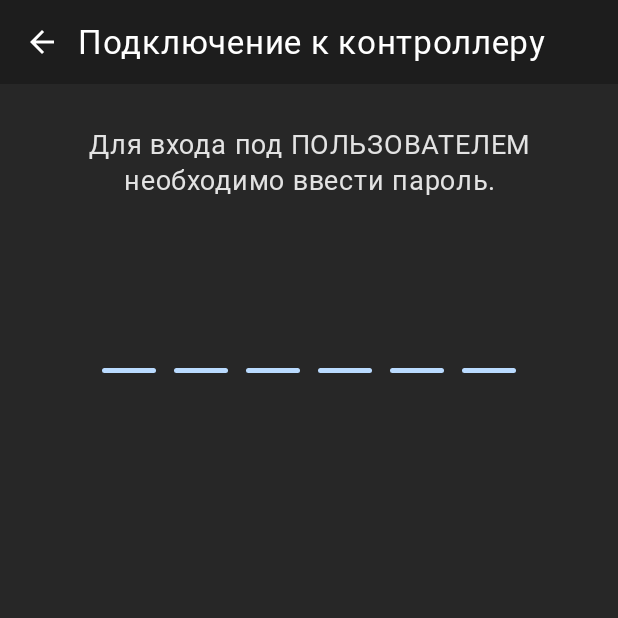
After one commit to VopRos-ZP/CityronCompose, an Android app built with Jetpack Compose: the composable AuthRoleScreen called with empty values, on a phone screen of 412 x 824 dp, the top half of it. The commit adds this screen. Run offline under Robolectric (Android 15) with nearby library versions, the phone set to English and light mode, and no system bars; our stand-ins replace Dagger/Hilt's generated code; network calls fail; 1 statement that could not run was skipped.

Commit message:
Добавление экранов: Входа и ввода пароля при добавлении контроллера

```diff
--- a/app/src/main/java/ru/cityron/presentation/components/CodeField.kt
+++ b/app/src/main/java/ru/cityron/presentation/components/CodeField.kt
@@ -16,7 +16,6 @@ import androidx.compose.material.Text
 import androidx.compose.runtime.Composable
 import androidx.compose.ui.Alignment
 import androidx.compose.ui.Modifier
-import androidx.compose.ui.graphics.Brush
 import androidx.compose.ui.graphics.Color
 import androidx.compose.ui.graphics.SolidColor
 import androidx.compose.ui.text.input.KeyboardType
@@ -30,15 +29,14 @@ fun CodeField(
     value: String,
     length: Int,
     modifier: Modifier = Modifier,
-    boxWidth: Dp = 38.dp,
-    boxHeight: Dp = 48.dp,
+    boxWidth: Dp = 36.dp,
     enabled: Boolean = true,
     keyboardOptions: KeyboardOptions = KeyboardOptions(keyboardType = KeyboardType.Number),
     keyboardActions: KeyboardActions = KeyboardActions(),
     onValueChange: (String) -> Unit,
-    cursorColor: Color = Color.Black,
+    cursorColor: Color = MaterialTheme.colors.onPrimary,
+    spaceBetweenBoxes: Dp = 12.dp,
 ) {
-    val spaceBetweenBoxes = 8.dp
     BasicTextField(
         modifier = modifier,
         value = value,
@@ -54,10 +52,7 @@ fun CodeField(
         cursorBrush = SolidColor(cursorColor),
         decorationBox = {
             Row(
-                modifier = Modifier.size(
-                    width = (boxWidth + spaceBetweenBoxes) * length,
-                    height = boxHeight
-                ),
+                modifier = Modifier.width(boxWidth * length + spaceBetweenBoxes * (length - 1)),
                 horizontalArrangement = Arrangement.spacedBy(spaceBetweenBoxes),
             ) {
                 repeat(length) { index ->
@@ -72,7 +67,7 @@ fun CodeField(
                         )
                         Box(
                             modifier = Modifier
-                                .size(boxWidth, 2.dp)
+                                .size(boxWidth, 3.dp)
                                 .background(
                                     color = MaterialTheme.colors.primaryVariant,
                                     shape = RoundedCornerShape(3.dp)
@@ -81,5 +76,6 @@ fun CodeField(
                     }
                 }
             }
-        })
+        }
+    )
 }
--- a/app/src/main/java/ru/cityron/presentation/navigation/Screen.kt
+++ b/app/src/main/java/ru/cityron/presentation/navigation/Screen.kt
@@ -7,8 +7,10 @@ sealed class Screen(val route: String) {
     data object Find : Screen(ROUTE_FIND)
     data object AddController : Screen(ROUTE_ADD_CONTROLLER)
     data object AddCustom : Screen(ROUTE_ADD_CUSTOM)
+    data class AuthRole(val role: Int) : Screen("$ROUTE_AUTH/$role")
+
     data object ChangeName : Screen(ROUTE_CHANGE_NAME)
-    data object Auth : Screen(ROUTE_CHANGE_NAME)
+    data object Auth : Screen(ROUTE_AUTH)
     data object Algo : Screen(ROUTE_ALGO)
     data object Alarms : Screen(ROUTE_ALARMS)
     data object Controller : Screen(ROUTE_CONTROLLER)
@@ -43,6 +45,7 @@ sealed class Screen(val route: String) {
         const val ROUTE_FIND = "find"
         const val ROUTE_ADD_CONTROLLER = "add_controller"
         const val ROUTE_ADD_CUSTOM = "add_custom"
+        const val ROUTE_AUTH = "auth"
         const val ROUTE_CHANGE_NAME = "change_name"
         const val ROUTE_ALERTS = "alerts"
         const val ROUTE_ALARMS = "alarms"
--- a/app/src/main/java/ru/cityron/presentation/navigation/graph/RootNavGraph.kt
+++ b/app/src/main/java/ru/cityron/presentation/navigation/graph/RootNavGraph.kt
@@ -22,6 +22,7 @@ fun RootNavGraph(
     onSettingsClick: () -> Unit,
     onChangeName: () -> Unit,
     onAuthClick: () -> Unit,
+    onAuthRoleClick: (Screen) -> Unit,
     onAlgoClick: () -> Unit,
     onAlarmClick: () -> Unit,
     onControllerClick: () -> Unit,
@@ -49,7 +50,9 @@ fun RootNavGraph(
             onDrawer = onDrawer,
             onBack = onBack,
             onAddClick = onAddClick,
-            onCustomClick = onCustomClick
+            onCustomClick = onCustomClick,
+            onAuthClick = onAuthClick,
+            onAuthRoleClick = onAuthRoleClick
         )
         controllers.forEach { controller ->
             if (controller.name.startsWith("M3")) {
--- /dev/null
+++ b/app/src/main/java/ru/cityron/presentation/screens/addController/AddControllerViewIntent.kt
@@ -0,0 +1,5 @@
+package ru.cityron.presentation.screens.addController
+
+sealed interface AddControllerViewIntent {
+    data class OnCodeChange(val value: String) : AddControllerViewIntent
+}
--- /dev/null
+++ b/app/src/main/java/ru/cityron/presentation/screens/addController/AddControllerViewState.kt
@@ -0,0 +1,5 @@
+package ru.cityron.presentation.screens.addController
+
+data class AddControllerViewState(
+    val code: String = "",
+)
--- /dev/null
+++ b/app/src/main/java/ru/cityron/presentation/screens/auth/role/AuthRoleScreen.kt
@@ -0,0 +1,54 @@
+package ru.cityron.presentation.screens.auth.role
+
+import androidx.compose.foundation.layout.Arrangement
+import androidx.compose.foundation.layout.Column
+import androidx.compose.foundation.layout.fillMaxSize
+import androidx.compose.foundation.layout.padding
+import androidx.compose.foundation.text.KeyboardOptions
+import androidx.compose.material.MaterialTheme
+import androidx.compose.material.Text
+import androidx.compose.runtime.Composable
+import androidx.compose.runtime.collectAsState
+import androidx.compose.runtime.getValue
+import androidx.compose.ui.Alignment
+import androidx.compose.ui.Modifier
+import androidx.compose.ui.res.stringArrayResource
+import androidx.compose.ui.text.input.KeyboardType
+import androidx.compose.ui.text.style.TextAlign
+import androidx.compose.ui.unit.dp
+import androidx.hilt.navigation.compose.hiltViewModel
+import ru.cityron.R
+import ru.cityron.presentation.components.BackScaffold
+import ru.cityron.presentation.components.CodeField
+
+@Composable
+fun AuthRoleScreen(
+    onClick: () -> Unit, id: Int,
+    viewModel: AuthRoleViewModel = hiltViewModel()
+) {
+    val roleTitled = stringArrayResource(id = R.array.auth_role_title)[id]
+    val state by viewModel.state().collectAsState()
+    BackScaffold(
+        title = "Подключение к контроллеру",
+        onClick = onClick
+    ) {
+        Column(
+            modifier = Modifier.fillMaxSize().padding(top = 30.dp, start = 20.dp, end = 20.dp),
+            verticalArrangement = Arrangement.spacedBy(72.dp),
+            horizontalAlignment = Alignment.CenterHorizontally
+        ) {
+            Text(
+                text = "Для входа под $roleTitled необходимо ввести пароль.",
+                style = MaterialTheme.typography.h4.copy(
+                    textAlign = TextAlign.Center
+                )
+            )
+            CodeField(
+                value = state.password,
+                length = state.length,
+                keyboardOptions = KeyboardOptions.Default.copy(keyboardType = KeyboardType.Password),
+                onValueChange = { viewModel.intent(AuthRoleViewIntent.OnPasswordChange(it)) }
+            )
+        }
+    }
+}
--- /dev/null
+++ b/app/src/main/java/ru/cityron/presentation/screens/auth/role/AuthRoleViewIntent.kt
@@ -0,0 +1,5 @@
+package ru.cityron.presentation.screens.auth.role
+
+sealed interface AuthRoleViewIntent {
+    data class OnPasswordChange(val value: String) : AuthRoleViewIntent
+}
--- /dev/null
+++ b/app/src/main/java/ru/cityron/presentation/screens/auth/role/AuthRoleViewModel.kt
@@ -0,0 +1,24 @@
+package ru.cityron.presentation.screens.auth.role
+
+import dagger.hilt.android.lifecycle.HiltViewModel
+import ru.cityron.presentation.mvi.BaseSharedViewModel
+import javax.inject.Inject
+
+@HiltViewModel
+class AuthRoleViewModel @Inject constructor(
+
+) : BaseSharedViewModel<AuthRoleViewState, Any, AuthRoleViewIntent>(
+    initialState = AuthRoleViewState()
+) {
+
+    override fun intent(viewEvent: AuthRoleViewIntent) {
+        when (viewEvent) {
+            is AuthRoleViewIntent.OnPasswordChange -> onPasswordChange(viewEvent.value)
+        }
+    }
+
+    private fun onPasswordChange(value: String) {
+        viewState = viewState.copy(password = value)
+    }
+
+}
--- /dev/null
+++ b/app/src/main/java/ru/cityron/presentation/screens/auth/role/AuthRoleViewState.kt
@@ -0,0 +1,6 @@
+package ru.cityron.presentation.screens.auth.role
+
+data class AuthRoleViewState(
+    val password: String = "",
+    val length: Int = 6,
+)
--- a/app/src/main/java/ru/cityron/presentation/screens/find/FindScreen.kt
+++ b/app/src/main/java/ru/cityron/presentation/screens/find/FindScreen.kt
@@ -56,7 +56,7 @@ fun FindScreen(
                         ControllerItem(
                             controller = controller,
                             added = added,
-                            onClick = { viewModel.intent(FindViewIntent.OnAddClick(controller)) }
+                            onClick = { onAddClick(controller) /*viewModel.intent(FindViewIntent.OnAddClick(controller))*/ }
                         )
                     }
                 }
--- a/app/src/main/java/ru/cityron/presentation/screens/root/RootScreen.kt
+++ b/app/src/main/java/ru/cityron/presentation/screens/root/RootScreen.kt
@@ -117,6 +117,7 @@ fun RootScreen(
             onSettingsClick = { navigationState.navigate(Screen.Settings.route) },
             onChangeName = { navigationState.navigate(Screen.ChangeName.route) },
             onAuthClick = { navigationState.navigate(Screen.Auth.route) },
+            onAuthRoleClick = { navigationState.navigate(it.route) },
             onAlgoClick = { navigationState.navigate(Screen.Algo.route) },
             onAlarmClick = { navigationState.navigate(Screen.Alarms.route) },
             onControllerClick = { navigationState.navigate(Screen.Controller.route) },
--- a/app/src/main/res/values/strings.xml
+++ b/app/src/main/res/values/strings.xml
@@ -6,6 +6,16 @@
     <string name="contains_add_controller">Устройство уже существует в списоке.</string>
     <string name="error_add_controller">Устройство не найдено.</string>
     <string name="error_save_settings">Не удалось применить настройки.</string>
+
+    <string-array name="auth_role">
+        <item>Пользователь</item>
+        <item>Алминистратор</item>
+    </string-array>
+
+    <string-array name="auth_role_title">
+        <item>ПОЛЬЗОВАТЕЛЕМ</item>
+        <item>АДМИНИСТРАТОРОМ</item>
+    </string-array>
 
     <string-array name="sources">
         <item>Журнал контроллера</item>
--- a/gradle/libs.versions.toml
+++ b/gradle/libs.versions.toml
@@ -1,9 +1,9 @@
 [versions]
-agp = "8.5.1"
+agp = "8.5.2"
 kotlin = "1.9.23"
 coreKtx = "1.13.1"
-lifecycleRuntimeKtx = "2.8.3"
-activityCompose = "1.9.0"
+lifecycleRuntimeKtx = "2.8.4"
+activityCompose = "1.9.1"
 composeBom = "2024.06.00"
 navigation = "2.7.7"
 json = "1.6.3"
```
Also changed, not shown: app/src/main/java/ru/cityron/presentation/navigation/graph/FindNavGraph.kt (+23 -1 lines), app/src/main/java/ru/cityron/presentation/screens/addController/AddControllerScreen.kt (+14 -6 lines), app/src/main/java/ru/cityron/presentation/screens/addController/AddControllerViewModel.kt (added, +24 -0 lines), app/src/main/java/ru/cityron/presentation/screens/auth/AuthScreen.kt (+73 -3 lines).
